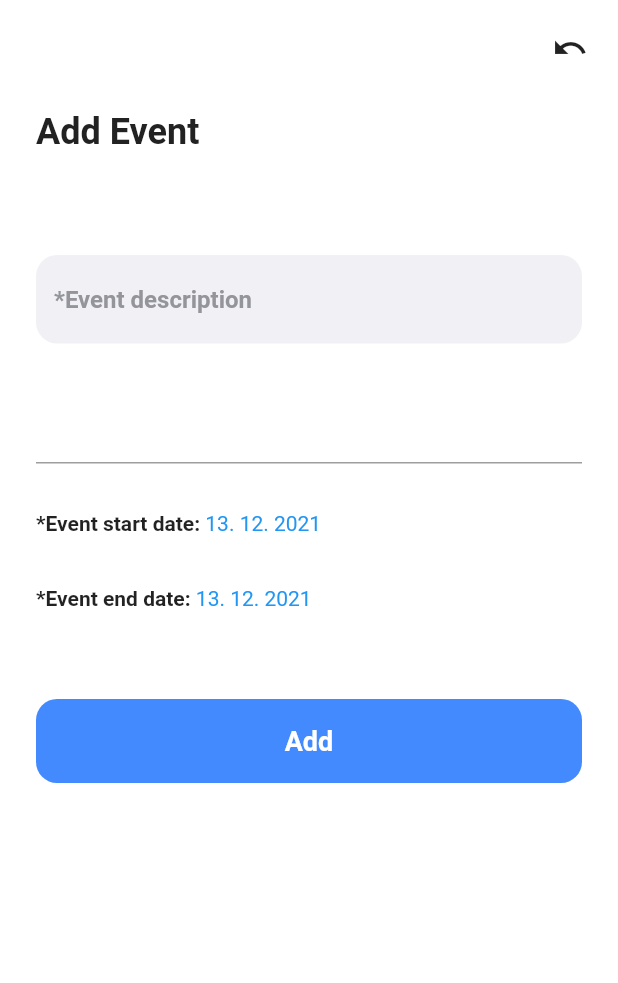
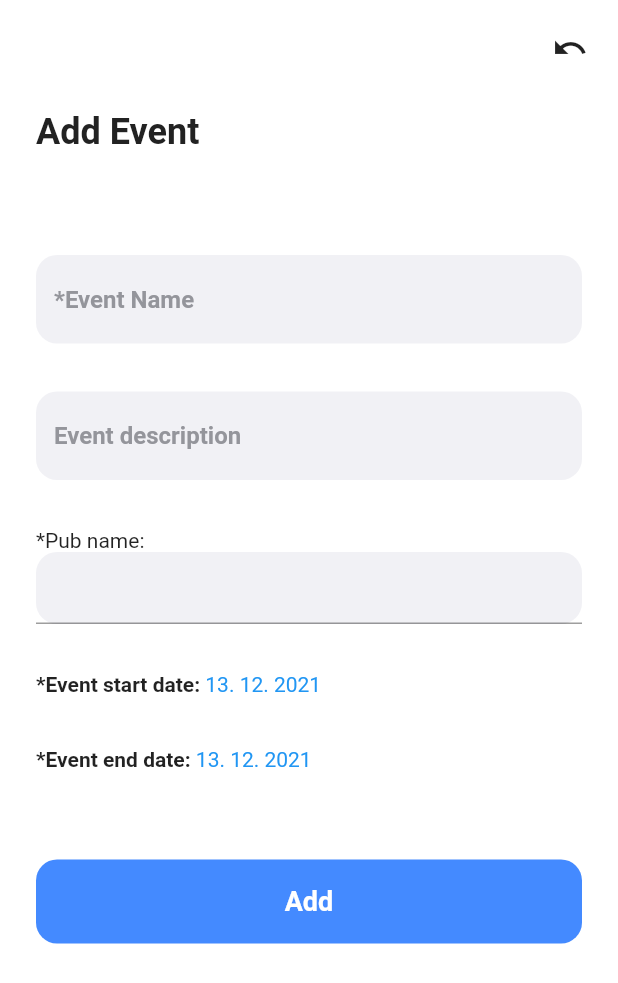
Before and after one commit to xbabka01/-Drinkward, a Flutter app: the AddEvent screen opened directly, on a phone screen of 412 x 824 dp. Shown: the top 983 px of the screen. Run offline on Flutter 3.47's test engine with Material 2 defaults, Android fonts, the phone set to English and light mode, and no system bars; our stand-ins replace google_maps_flutter, location, shared_preferences; missing offline and left inert: postgres; accounts and stored records are empty.

Commit message:
add event for new database version

```diff
--- a/lib/AddEventView.dart
+++ b/lib/AddEventView.dart
@@ -1,9 +1,7 @@
 import 'package:drinkward/DateTimePicker.dart';
-import 'package:drinkward/globals.dart';
 import 'package:drinkward/widget/common.dart';
 import 'package:flutter/material.dart';
 import 'package:postgres/postgres.dart';
-
 
 class AddEvent extends StatefulWidget {
   @override
@@ -14,8 +12,16 @@ class _AddEvent extends State<AddEvent> {
   DateTime newStartDate = DateTime.now();
   DateTime newEndDate = DateTime.now();
   String newDescription = "";
+  String name = "";
   int? addToPub;
   List<String> pubs = [];
+  var connection = PostgreSQLConnection("ec2-52-209-246-87.eu-west-1.compute.amazonaws.com",
+      5432,
+      "d9o5rtu028946m",
+      username: "cohzowecdgnnae",
+      password: "8b02dd03e907d484f22e131a74b40c4d087cdc4a50f9f22bee4d02c6506e285d",
+      useSSL: true
+  );
 
   @override
   void initState() {
@@ -48,9 +54,37 @@ class _AddEvent extends State<AddEvent> {
     return pubs;
   }
 
-  Future addEvent() async {
-    String quer = "INSERT INTO public.\"Events\" (\"from\", \"to\", \"about\", \"pub_id\") VALUES (\'" + newStartDate.toString().split(" ")[0] + "\', \'" + newEndDate.toString().split(" ")[0] + "\', \'" + newDescription + "\', \'" + addToPub.toString() + "\')";
-    List<List<dynamic>> _ = await connection.query(quer);
+  Future<bool> addEvent() async {
+    print("search pub");
+    List<List<dynamic>> results = await connection.query("SELECT id FROM public.\"Pubs\" WHERE google_id = \'" + "jhkjk21321jhhgjh" + "\'");
+    if (results.isEmpty || results[0].isEmpty) {
+      print("empty pub");
+      // TODO poloha a ostatne
+      // TODO addToPub
+      List<dynamic> _ = await connection.query("INSERT INTO public.\"Pubs\" (google_id) VALUES (\'" + "jhkjk21321jhhgjh" + "\')");
+      print("Inserted new pub");
+      List<dynamic> pubID = await connection.query("SELECT id FROM public.\"Pubs\" WHERE google_id = \'" + addToPub.toString() + "\'");
+      print("new pub id");
+      String quer = "INSERT INTO public.\"Events\" (\"from\", \"to\", \"about\", \"name\") VALUES (\'" + newStartDate.toString().split(" ")[0] + "\', \'" + newEndDate.toString().split(" ")[0] + "\', \'" + newDescription + "\', \'" + name + "\')";
+      List<List<dynamic>> s = await connection.query(quer);
+      print("added event");
+      List<dynamic> eventID = await connection.query("SELECT MAX(id) FROM public.\"Events\"");
+      print("new event id");
+      List<dynamic> ss = await connection.query("INSERT INTO public.\"EventsPubs\" (pubs_id, events_id) VALUES (\'" + pubID.toString() + "\', \'" + eventID.toString() + "\')");
+      print("inserted relation");
+    } else {
+      print("parsing pub id");
+      String quer = "INSERT INTO public.\"Events\" (\"from\", \"to\", \"about\", \"name\") VALUES (\'" + newStartDate.toString().split(" ")[0] + "\', \'" + newEndDate.toString().split(" ")[0] + "\', \'" + newDescription + "\', \'" + name + "\')";
+      List<List<dynamic>> _ = await connection.query(quer);
+      List<dynamic> eventID = await connection.query("SELECT MAX(id) FROM public.\"Events\"");
+      print("new event id");
+      int val = results[0][0];
+      print(val);
+      print(eventID[0][0].toString());
+      List<dynamic> ss = await connection.query("INSERT INTO public.\"EventsPubs\" (pubs_id, events_id) VALUES (\'" + val.toString() + "\', \'" + eventID[0][0].toString() + "\')");
+      print("inserted relation");
+    }
+    return true;
   }
 
   int findPubIndex(String selected) {
@@ -110,7 +144,30 @@ class _AddEvent extends State<AddEvent> {
                           ),
                           child: TextFormField(
                             decoration: InputDecoration(
-                              hintText: '*Event description',
+                              hintText: '*Event Name',
+                              hintStyle: heading6.copyWith(color: textGrey),
+                              border: OutlineInputBorder(
+                                borderSide: BorderSide.none,
+                              ),
+                            ),
+                            onChanged: (String? value) {
+                              if (value != null) {
+                                name = value;
+                              }
+                            },
+                          ),
+                        ),
+                        SizedBox(
+                          height: 32,
+                        ),
+                        Container(
+                          decoration: BoxDecoration(
+                            color: textWhiteGrey,
+                            borderRadius: BorderRadius.circular(14.0),
+                          ),
+                          child: TextFormField(
+                            decoration: InputDecoration(
+                              hintText: 'Event description',
                               hintStyle: heading6.copyWith(color: textGrey),
                               border: OutlineInputBorder(
                                 borderSide: BorderSide.none,
@@ -126,7 +183,19 @@ class _AddEvent extends State<AddEvent> {
                         SizedBox(
                           height: 32,
                         ),
-                          Autocomplete<String>(
+                        Row(
+                          children: [
+                            Text("*Pub name:"),
+                            SizedBox(),
+                          ],
+                        ),
+                        Container(
+                          decoration: BoxDecoration(
+                            color: textWhiteGrey,
+                            borderRadius: BorderRadius.circular(14.0),
+                          ),
+                          child: Autocomplete<String>(
+                            // TODO delete on tap
                             optionsBuilder: (TextEditingValue textEditingValue) {
                               if (textEditingValue.text == '') {
                                 return const Iterable<String>.empty();
@@ -136,10 +205,10 @@ class _AddEvent extends State<AddEvent> {
                               });
                             },
                             onSelected: (String selection) {
-                              debugPrint('You just selected $selection');
                               addToPub = findPubIndex(selection);
                             },
                           ),
+                        ),
                         SizedBox(
                           height: 32,
                         ),
@@ -162,7 +231,6 @@ class _AddEvent extends State<AddEvent> {
                   CustomPrimaryButton(
                     "Add",
                         () {
-                      print("adding");
                       addEvent();
                       Navigator.pop(context);
                     },
--- a/lib/globals.dart
+++ /dev/null
@@ -1,9 +0,0 @@
-import 'package:postgres/postgres.dart';
-
-var connection = PostgreSQLConnection("ec2-52-209-246-87.eu-west-1.compute.amazonaws.com",
-    5432,
-    "d9o5rtu028946m",
-    username: "cohzowecdgnnae",
-    password: "8b02dd03e907d484f22e131a74b40c4d087cdc4a50f9f22bee4d02c6506e285d",
-    useSSL: true
-);
--- a/lib/main.dart
+++ b/lib/main.dart
@@ -6,7 +6,7 @@ import 'package:drinkward/profile.dart';
 import 'package:flutter/material.dart';
 import 'misc.dart';
 import 'package:drinkward/MapView.dart';
-import 'package:drinkward/globals.dart';
+import 'package:postgres/postgres.dart';
 
 void main() {
   runApp(MyApp());
@@ -53,6 +53,15 @@ class MyHomePage extends StatefulWidget {
   _MyHomePageState createState() => _MyHomePageState();
 }
 
+class _MyHomePageState extends State<MyHomePage> {
+  var connection = PostgreSQLConnection("ec2-52-209-246-87.eu-west-1.compute.amazonaws.com",
+      5432,
+      "d9o5rtu028946m",
+      username: "cohzowecdgnnae",
+      password: "8b02dd03e907d484f22e131a74b40c4d087cdc4a50f9f22bee4d02c6506e285d",
+      useSSL: true
+  );
+
   Future operation() async {
 
     await connection.open();
@@ -65,7 +74,6 @@ Future operation() async {
     print("Connected to DB");
   }
 
-class _MyHomePageState extends State<MyHomePage> {
   @override
   Widget build(BuildContext context) {
     // This method is rerun every time setState is called, for instance as done
```
Lines whose indentation alone changed are shown as unchanged.
